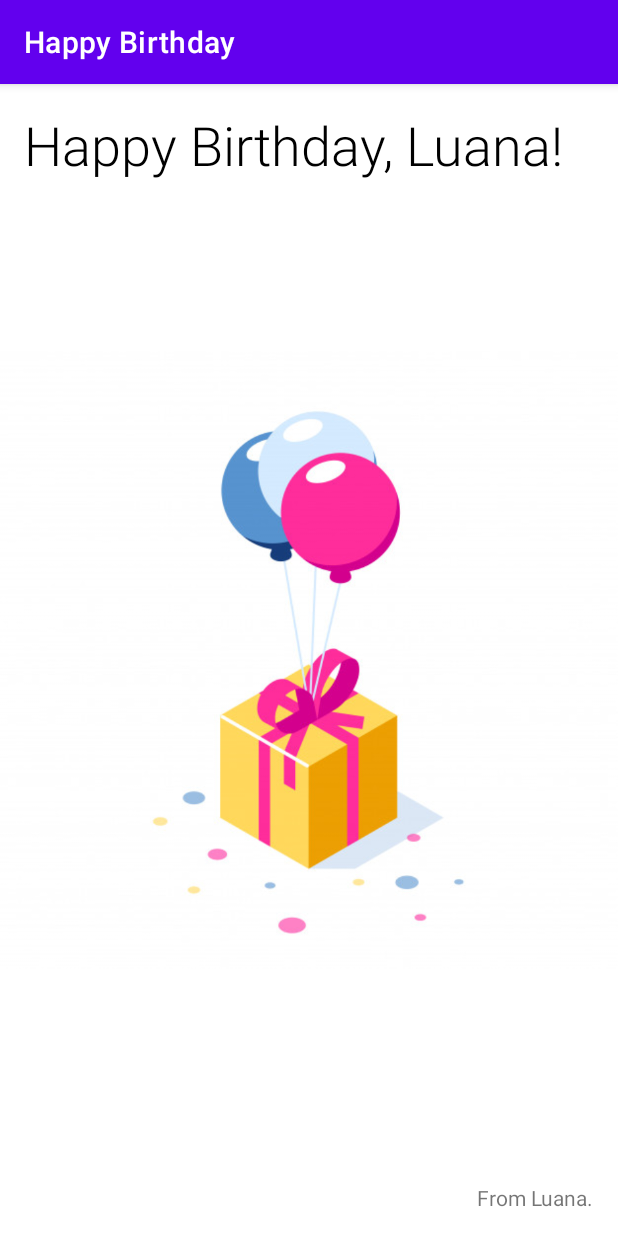
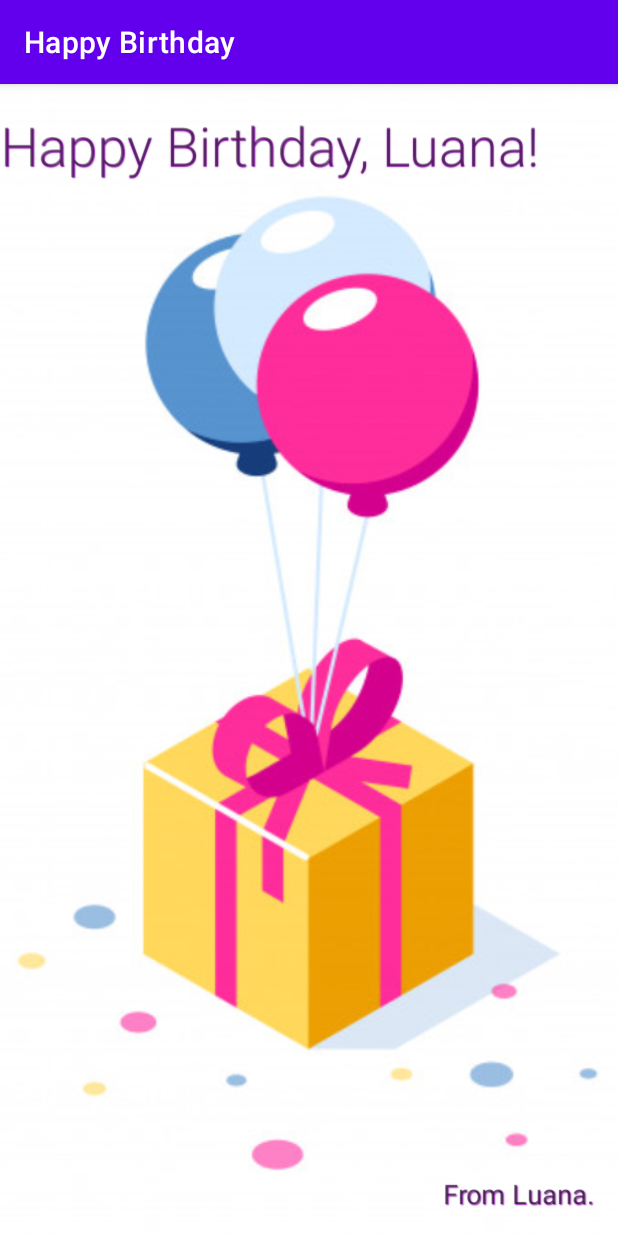
Before and after one commit to LuanadeSouza/CartaoAniversario, an Android app: the screen it shows after launch (MainActivity), on a phone screen of 412 x 824 dp. Run offline under Robolectric (Android 15) with nearby library versions, the phone set to English and light mode, and no system bars.

Commit message:
Cood lab Happy Birthday

```diff
--- a/app/src/main/res/layout/activity_main.xml
+++ b/app/src/main/res/layout/activity_main.xml
@@ -6,14 +6,31 @@
     android:layout_height="match_parent"
     tools:context=".MainActivity">
 
+    <ImageView
+        android:id="@+id/imageHappy"
+        android:layout_width="0dp"
+        android:layout_height="0dp"
+        android:foregroundGravity="center"
+        android:scaleType="centerCrop"
+        app:layout_constraintBottom_toBottomOf="parent"
+        app:layout_constraintEnd_toEndOf="parent"
+        app:layout_constraintHorizontal_bias="1.0"
+        app:layout_constraintStart_toStartOf="parent"
+        app:layout_constraintTop_toTopOf="parent"
+        app:layout_constraintVertical_bias="0.0"
+        app:srcCompat="@drawable/caixa" />
+
     <TextView
         android:layout_width="wrap_content"
         android:layout_height="wrap_content"
-        android:layout_marginLeft="16dp"
         android:layout_marginTop="16dp"
         android:fontFamily="sans-serif-light"
+        android:shadowColor="#8E24AA"
+        android:shadowDx="@dimen/material_emphasis_medium"
+        android:shadowDy="@dimen/material_emphasis_medium"
+        android:shadowRadius="@dimen/material_emphasis_disabled"
         android:text="@string/happy_birthday"
-        android:textColor="@android:color/black"
+        android:textColor="@color/material_on_background_disabled"
         android:textSize="36sp"
         app:layout_constraintLeft_toLeftOf="parent"
         app:layout_constraintTop_toTopOf="parent" />
@@ -24,21 +41,14 @@
         android:layout_height="wrap_content"
         android:layout_marginEnd="16dp"
         android:layout_marginBottom="16dp"
+        android:shadowColor="#8E24AA"
+        android:shadowDx="@dimen/material_emphasis_high_type"
+        android:shadowDy="@dimen/material_emphasis_medium"
+        android:shadowRadius="@dimen/material_emphasis_medium"
         android:text="@string/from_luana"
+        android:textSize="18sp"
         app:layout_constraintBottom_toBottomOf="parent"
         app:layout_constraintEnd_toEndOf="parent" />
 
-    <ImageView
-        android:id="@+id/imageHappy"
-        android:layout_width="0dp"
-        android:layout_height="0dp"
-        android:foregroundGravity="center"
-        app:layout_constraintBottom_toBottomOf="parent"
-        app:layout_constraintEnd_toEndOf="parent"
-        app:layout_constraintHorizontal_bias="0.0"
-        app:layout_constraintStart_toStartOf="parent"
-        app:layout_constraintTop_toTopOf="parent"
-        app:layout_constraintVertical_bias="0.0"
-        app:srcCompat="@drawable/caixa" />
 
 </androidx.constraintlayout.widget.ConstraintLayout>
```
